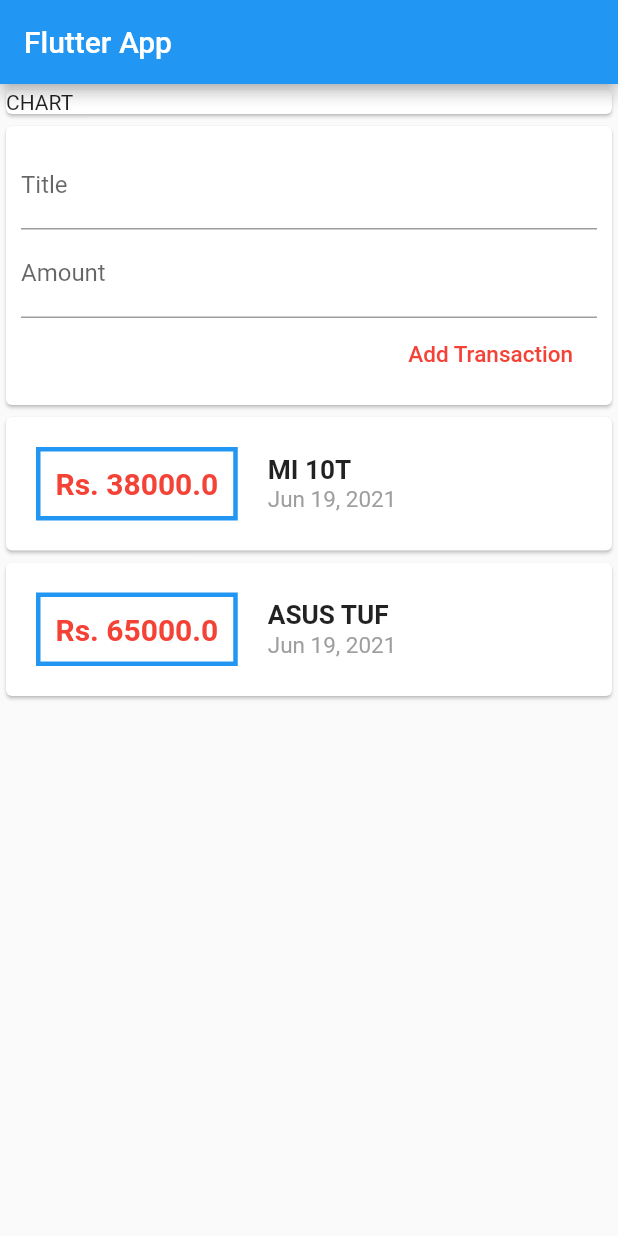
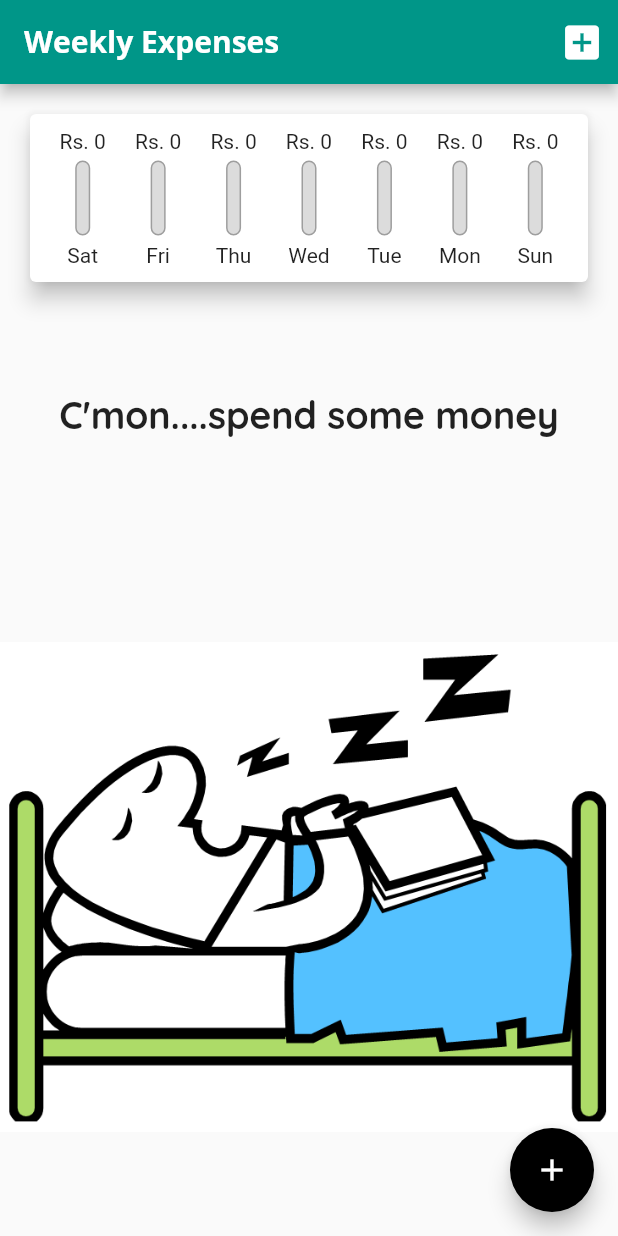
Before and after one commit to yashank676/WeeklyExpensesApp, a Flutter app: the screen it shows after launch, on a phone screen of 412 x 824 dp. Run offline on Flutter 3.47's test engine with Material 2 defaults, Android fonts, the phone set to English and light mode, and no system bars.

Commit message:
CircularAvatar

```diff
--- a/lib/main.dart
+++ b/lib/main.dart
@@ -1,6 +1,8 @@
 import 'package:flutter/material.dart';
-import 'transaction.dart';
-import 'package:intl/intl.dart';
+import './widgets/chart.dart';
+import './widgets/new_transaction.dart';
+import './widgets/transaction_list.dart';
+import './models/transaction.dart';
 
 void main() => runApp(MyApp());
 
@@ -8,99 +10,86 @@
   @override
   Widget build(BuildContext context) {
     return MaterialApp(
-      title: 'Flutter App',
+      title: 'Weekly Expenses',
+      theme: ThemeData(
+        primarySwatch: Colors.teal,
+        accentColor: Colors.black,
+        fontFamily: 'Quicksand',
+        textTheme: ThemeData.light().textTheme.copyWith(
+          title: TextStyle(fontFamily: 'Quicksand',fontWeight: FontWeight.bold,fontSize: 18)
+        ),
+        appBarTheme: AppBarTheme(
+          textTheme: ThemeData.light().textTheme.copyWith(
+            title: TextStyle(
+              fontFamily: 'OpenSans',
+              fontSize: 20,
+              fontWeight: FontWeight.bold
+            )
+          )
+        )
+      ),
       home: MyHomePage(),
     );
   }
 }
 
-class MyHomePage extends StatelessWidget {
-  final List<Transaction> transactions = [
-    Transaction(amount: 38000, date: DateTime.now(), id: 'a1', title: 'MI 10T'),
-    Transaction(
-        amount: 65000, date: DateTime.now(), id: 'a2', title: 'ASUS TUF'),
-  ];
-  late String titleInput;
-  late String amountInput;
+class MyHomePage extends StatefulWidget {
+  @override
+  _MyHomePageState createState() => _MyHomePageState();
+}
+
+class _MyHomePageState extends State<MyHomePage> {
+
+   final List<Transaction> _userTransactions = [];
+
+   List<Transaction> get _recentTransactions{
+     return _userTransactions.where((tx) {
+       return tx.date.isAfter(DateTime.now().subtract(Duration(days: 7)));
+     }).toList();
+   }
+
+   void _addNewTransaction(String Title,int Amount)
+   {
+     final newTx=Transaction(amount: Amount,title: Title,date: DateTime.now(),id: DateTime.now().toString());
+     setState(() {
+       _userTransactions.add(newTx);
+     });
+   }
+
+  void _startAddNewTransaction(BuildContext ctx){
+    showModalBottomSheet(context: ctx, builder: (_){
+      return newTransaction(_addNewTransaction);
+    });
+  }
+
+
   @override
   Widget build(BuildContext context) {
     return Scaffold(
       appBar: AppBar(
-        title: Text('Flutter App'),
+        title: Text('Weekly Expenses'),
+        actions: [
+          IconButton(
+            icon: Icon(Icons.add_box,size: 30,),
+            onPressed: () => _startAddNewTransaction(context),
+            //color: Colors.limeAccent,
+          )
+        ],
       ),
-      body: Column(
+      body: SingleChildScrollView(
+        child: Column(
           //mainAxisAlignment: MainAxisAlignment.spaceEvenly,
           crossAxisAlignment: CrossAxisAlignment.stretch,
           children: <Widget>[
-          Container(
-            child: Card(
-              child: Text('CHART'),
-            ),
-          ),
-          Card(
-            child: Container(
-              padding: EdgeInsets.all(10),
-              child: Column(
-                crossAxisAlignment: CrossAxisAlignment.end,
-                children: [
-                  TextField(
-                    autocorrect: true,
-                    decoration: InputDecoration(labelText: 'Title'),
-                    onChanged: (val){titleInput=val;},
-                  ),
-                  TextField(
-                    decoration: InputDecoration(labelText: 'Amount'),
-                    onChanged: (val){amountInput=val;},
-                  ),
-                  FlatButton(onPressed: (){
-                    print(titleInput);
-                    print(amountInput);
-                  },
-                  child: Text('Add Transaction',style: TextStyle(fontSize: 15),),
-                  textColor: Colors.red,
-                  )
+            Chart(_recentTransactions),
+            TransactionList(_userTransactions),
           ],
         ),
       ),
-                ),
-          Column(
-            children: transactions.map((tx) {
-              return Card(
-                child: Row(
-                  children: [
-                    Container(
-                      margin: EdgeInsets.all(20),
-                      decoration: BoxDecoration(
-                          border: Border.all(color: Colors.blue, width: 3)),
-                      padding: EdgeInsets.all(10),
-                      child: Text(
-                        'Rs. ${tx.amount}',
-                        style: TextStyle(
-                            fontSize: 20,
-                            fontWeight: FontWeight.bold,
-                            color: Colors.red),
-                      ),
-                    ),
-                    Column(
-                      crossAxisAlignment: CrossAxisAlignment.start,
-                      children: [
-                        Text(
-                          tx.title,
-                          style: TextStyle(
-                              fontSize: 17.5, fontWeight: FontWeight.bold),
-                        ),
-                        Text(
-                          DateFormat.yMMMd().format(tx.date),
-                          style: TextStyle(fontSize: 15, color: Colors.grey),
-                        ),
-                      ],
-                    )
-                  ],
-                ),
-              );
-            }).toList(),
-          ),
-        ],
+     // floatingActionButtonLocation: FloatingActionButtonLocation.centerDocked,
+      floatingActionButton: FloatingActionButton(
+        onPressed: () => _startAddNewTransaction(context),
+        child: Icon(Icons.add),
         ),
     );
   }
--- a/lib/transaction.dart
+++ b/lib/models/transaction.dart
@@ -1,7 +1,7 @@
 class Transaction {
   final String id;
   final String title;
-  final double amount;
+  final int amount;
   final DateTime date;
   Transaction(
       {required this.amount,
--- /dev/null
+++ b/lib/widgets/chart.dart
@@ -0,0 +1,66 @@
+import 'package:flutter/material.dart';
+import './chart_bar.dart';
+import '../models/transaction.dart';
+import 'package:intl/intl.dart';
+class Chart extends StatelessWidget {
+  final List<Transaction> recentTransaction;// list to get transactions list
+
+  Chart(this.recentTransaction);// method to get transaction list
+
+  List <Map<String,Object>> get groupedTransactionValues{
+
+    return List.generate(7, (index) {
+      final weekDay=DateTime.now().subtract(Duration(days: index));//we get the weekday using this variable
+      int totalSum=0;
+      for(var i=0;i<recentTransaction.length;++i)
+      {
+        if(recentTransaction[i].date.day==weekDay.day&&
+          recentTransaction[i].date.month==weekDay.month&&
+          recentTransaction[i].date.year==weekDay.year)
+          {
+            totalSum+=recentTransaction[i].amount;
+          }
+      }
+
+      //print(DateFormat.E().format(weekDay));
+      //print(totalSum);
+
+      return {
+        'day':DateFormat.E().format(weekDay),
+        'amount':totalSum,
+
+      };
+    });
+  }
+  double get totalSpending{
+    return groupedTransactionValues.fold(0, (sum, item) {
+      return sum + (item['amount'] as int);
+    });
+  }
+
+  @override
+  Widget build(BuildContext context) {
+    //print(groupedTransactionValues);
+    return Card(
+      elevation: 6,
+      margin: EdgeInsets.all(20),
+      child: Container(
+        padding: EdgeInsets.all(10),
+        child: Row(
+          mainAxisAlignment: MainAxisAlignment.spaceAround,
+          children:
+          groupedTransactionValues.map((data) {
+              return Flexible(
+                fit: FlexFit.tight,
+                child: ChartBar(
+                  data['day'] as String,
+                  totalSpending==0?0.0:(data['amount'] as int)*1.0/totalSpending,
+                  (data['amount'] as int)),
+              );
+            }).toList(),
+
+        ),
+      ),
+    );
+  }
+}
--- /dev/null
+++ b/lib/widgets/chart_bar.dart
@@ -0,0 +1,44 @@
+import 'package:flutter/material.dart';
+class ChartBar extends StatelessWidget {
+  final String label;
+  final int spentAmount;
+  final double fracSpentAmount;
+  ChartBar(this.label,this.fracSpentAmount,this.spentAmount);
+
+  @override
+  Widget build(BuildContext context) {
+    return Column(
+      children: [
+        FittedBox(
+          child: Text('Rs. ${spentAmount.toString()}')
+          ),
+        SizedBox(height: 5,),
+        Container(
+          height: 50,
+          width: 10,
+          child: Stack(children: [
+
+            Container(
+              decoration: BoxDecoration(
+                border: Border.all(color: Colors.grey,width: 1),
+                color: Color.fromRGBO(220, 220, 220, 1),
+                borderRadius: BorderRadius.circular(10),
+                ),
+            ),
+            FractionallySizedBox(
+              heightFactor: fracSpentAmount,
+              child: Container(
+                decoration: BoxDecoration(
+                  color: Theme.of(context).primaryColorDark,
+                  borderRadius: BorderRadius.circular(10),
+                ),
+              ),
+              )
+          ],),
+        ),
+        SizedBox(height: 5,),
+        Text(label),
+      ],
+    );
+  }
+}
--- /dev/null
+++ b/lib/widgets/new_transaction.dart
@@ -0,0 +1,70 @@
+import 'package:flutter/material.dart';
+
+class newTransaction extends StatefulWidget {
+
+  //late String titleInput;
+  //late String amountInput;
+  final Function addTx;
+  newTransaction(this.addTx);
+
+  @override
+  _newTransactionState createState() => _newTransactionState();
+}
+
+class _newTransactionState extends State<newTransaction> {
+  final titlecontroller=TextEditingController();
+
+  final amountcontroller=TextEditingController();
+
+  void SubmitData()
+  {
+    final enteredTitle=titlecontroller.text;
+    final enteredAmount=int.parse(amountcontroller.text);
+    if(enteredAmount<=0 || enteredTitle.isEmpty)
+    return;
+
+    widget.addTx(enteredTitle,enteredAmount);
+    Navigator.of(context).pop();
+  }
+
+  @override
+  Widget build(BuildContext context) {
+    return Card(
+            child: Container(
+              padding: EdgeInsets.all(10),
+              child: Column(
+                crossAxisAlignment: CrossAxisAlignment.end,
+                children: [
+                  TextField(
+                    autocorrect: true,
+                    decoration: InputDecoration(labelText: 'Title'),
+                    //onChanged: (val){titleInput=val;},
+                    controller: titlecontroller,
+                    onSubmitted: (_)=>SubmitData(),
+
+                  ),
+                  TextField(
+                    decoration: InputDecoration(labelText: 'Amount'),
+                    //onChanged: (val){amountInput=val;},
+                    controller: amountcontroller,
+                    keyboardType: TextInputType.number,
+                    onSubmitted: (_)=>SubmitData(),
+                  ),
+                  FlatButton(onPressed: (){
+                    //print(titleInput);
+                    //print(amountInput);
+                    print(titlecontroller.text);
+                    print(amountcontroller.text);
+                    // ignore: unnecessary_statements
+                    SubmitData();
+
+                  },
+                  child: Text('Add Transaction',style: TextStyle(fontSize: 15),),
+                  textColor: Colors.red,
+                  )
+                  ],
+                  ),
+            ),
+                );
+  }
+}
--- /dev/null
+++ b/lib/widgets/transaction_list.dart
@@ -0,0 +1,46 @@
+import 'package:flutter/material.dart';
+import '../models/transaction.dart';
+import 'package:intl/intl.dart';
+class TransactionList extends StatelessWidget {
+
+  final List<Transaction>transactions;
+  TransactionList(this.transactions);
+  @override
+  Widget build(BuildContext context) {
+    return Container(
+      height: 600,
+      width: double.infinity,
+      child: transactions.isEmpty? Column(
+        mainAxisAlignment: MainAxisAlignment.spaceEvenly,
+        children: [
+        Text(
+          'C\'mon....spend some money',
+          style: TextStyle(fontSize: 25,fontWeight: FontWeight.bold,fontFamily: 'Quicksand'),
+        ),
+        SizedBox(height: 30,),
+        Container(
+          //height: 500,
+          width: 500,
+          child: Image.asset('assets/images/waiting2.png',fit: BoxFit.cover,)
+          )
+      ],):ListView.builder(
+                  itemBuilder: (cntx,index){
+                     return ListTile(
+                       leading: CircleAvatar(
+                         radius: 30,
+                         backgroundColor: Colors.amber,
+                         //maxRadius: 60,
+                         child: Padding(
+                           padding: const EdgeInsets.all(3),
+                           child: FittedBox(child: Text('Rs. ${transactions[index].amount}',style: TextStyle(fontWeight: FontWeight.bold),),),
+                         )
+
+                       ),
+                     );
+                  },
+                  itemCount: transactions.length,
+                ),
+
+    );
+           }
+}
```
Also changed, not shown: pubspec.yaml (+15 -9 lines), assets/fonts/OpenSans-Bold.ttf (added), assets/fonts/OpenSans-Regular.ttf (added), assets/fonts/Quicksand-Bold.ttf (added), assets/fonts/Quicksand-Light.ttf (added), assets/fonts/Quicksand-Medium.ttf (added), assets/fonts/Quicksand-Regular.ttf (added), assets/images/waiting.png (added), assets/images/waiting2.png (added). Lines whose indentation alone changed are shown as unchanged.
